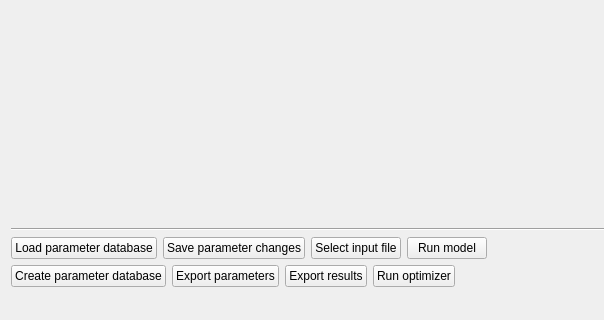
Lecheps/INCAView, file mainwindow.ui: the form before one commit; both pictures show x 0 to 604 and y 529 to 849 of the 1120 by 849 pixel window.
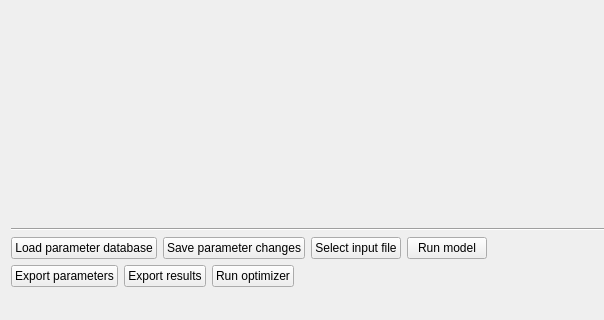
The form after the commit. Custom widgets are drawn as their Qt base class.

The edit to the form file:
```diff
--- a/mainwindow.ui
+++ b/mainwindow.ui
@@ -300,13 +300,6 @@
     </item>
     <item row="1" column="0">
      <layout class="QHBoxLayout" name="horizontalLayout_5">
-      <item>
-       <widget class="QPushButton" name="pushCreateDatabase">
-        <property name="text">
-         <string>Create parameter database</string>
-        </property>
-       </widget>
-      </item>
       <item>
        <widget class="QPushButton" name="pushExportParameters">
         <property name="text">
```
